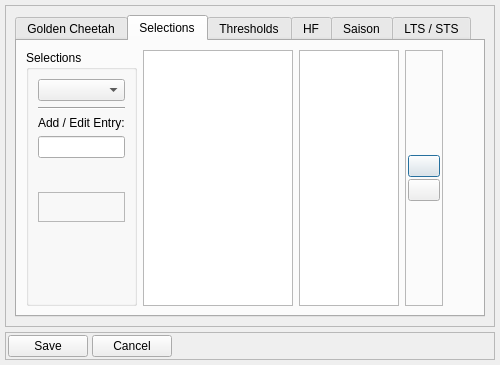
Tria-Andy/WorkoutEditor, file dialog_settings.ui: the form before one commit.
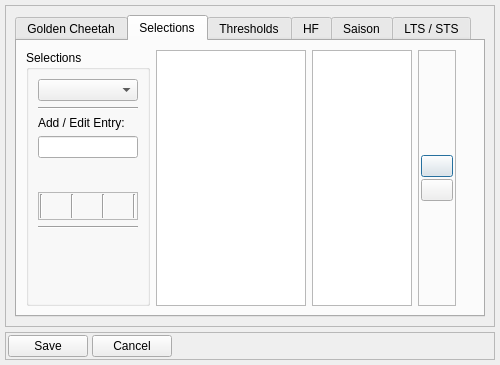
The form after the commit. The open tabs and pages were chosen to show the change. Icons and pictures are not drawn.

Commit message: Planer: Merge Add and Edit Workouts to one UI #71

What changed in the file:
```diff
--- a/dialog_settings.ui
+++ b/dialog_settings.ui
@@ -315,20 +315,27 @@
                </property>
                <layout class="QHBoxLayout" name="horizontalLayout_4">
                 <property name="spacing">
-                 <number>6</number>
+                 <number>2</number>
                 </property>
                 <property name="leftMargin">
-                 <number>0</number>
+                 <number>1</number>
                 </property>
                 <property name="topMargin">
-                 <number>2</number>
+                 <number>1</number>
                 </property>
                 <property name="rightMargin">
-                 <number>0</number>
+                 <number>1</number>
                 </property>
                 <property name="bottomMargin">
-                 <number>2</number>
+                 <number>1</number>
                 </property>
+                <item>
+                 <widget class="Line" name="line_5">
+                  <property name="orientation">
+                   <enum>Qt::Vertical</enum>
+                  </property>
+                 </widget>
+                </item>
                 <item>
                  <widget class="QToolButton" name="toolButton_add">
                   <property name="minimumSize">
@@ -364,6 +371,13 @@
                   </property>
                  </widget>
                 </item>
+                <item>
+                 <widget class="Line" name="line">
+                  <property name="orientation">
+                   <enum>Qt::Vertical</enum>
+                  </property>
+                 </widget>
+                </item>
                 <item>
                  <widget class="QToolButton" name="toolButton_delete">
                   <property name="minimumSize">
@@ -399,6 +413,13 @@
                   </property>
                  </widget>
                 </item>
+                <item>
+                 <widget class="Line" name="line_3">
+                  <property name="orientation">
+                   <enum>Qt::Vertical</enum>
+                  </property>
+                 </widget>
+                </item>
                 <item>
                  <widget class="QToolButton" name="toolButton_edit">
                   <property name="minimumSize">
@@ -434,9 +455,23 @@
                   </property>
                  </widget>
                 </item>
+                <item>
+                 <widget class="Line" name="line_4">
+                  <property name="orientation">
+                   <enum>Qt::Vertical</enum>
+                  </property>
+                 </widget>
+                </item>
                </layout>
               </widget>
              </item>
+             <item>
+              <widget class="Line" name="line_6">
+               <property name="orientation">
+                <enum>Qt::Horizontal</enum>
+               </property>
+              </widget>
+             </item>
              <item>
               <spacer name="verticalSpacer_3">
                <property name="orientation">
```
Left out of the diff: 2 changed lines with no effect on the pictures. The commit also changes 3 other files.
